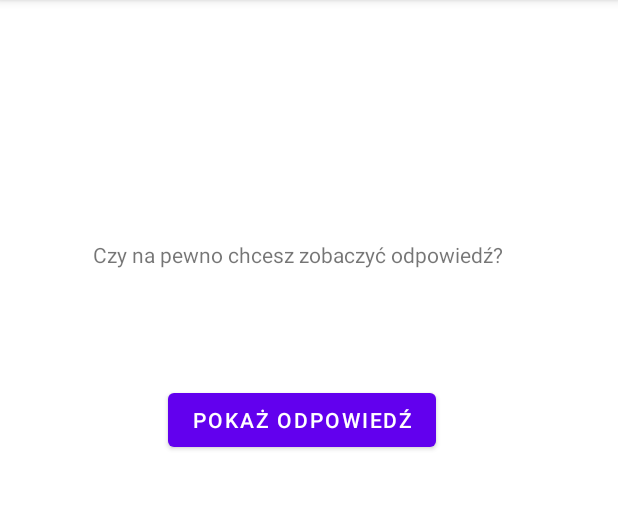
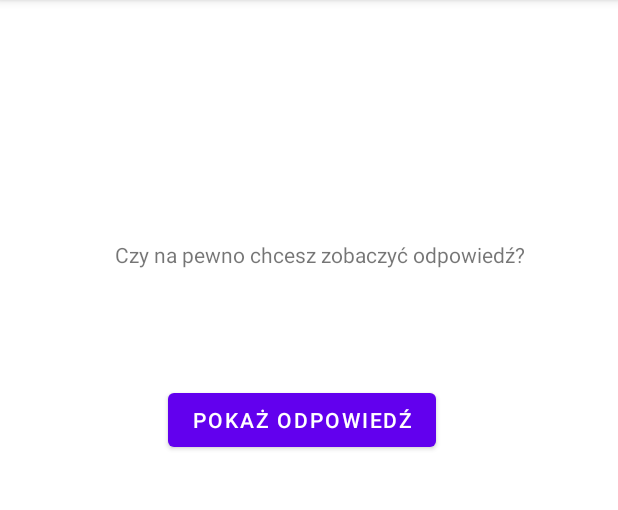
Before and after one commit to Museldray/Systemy_mobilne_zadanie5, an Android app: the PromptActivity screen opened directly, with no data from a screen before it, on a phone screen of 412 x 824 dp, the part 84-594 px from its top. Run offline under Robolectric (Android 15) with nearby library versions, the phone set to English and light mode, and no system bars.

Commit message:
Small fix in prompt view

```diff
--- a/app/src/main/res/layout/activity_prompt.xml
+++ b/app/src/main/res/layout/activity_prompt.xml
@@ -10,7 +10,7 @@
         android:id="@+id/textView"
         android:layout_width="wrap_content"
         android:layout_height="wrap_content"
-        android:layout_marginStart="61dp"
+        android:layout_marginStart="76dp"
         android:layout_marginTop="160dp"
         android:text="Czy na pewno chcesz zobaczyć odpowiedź?"
         android:textAlignment="center"
@@ -29,12 +29,12 @@
 
     <TextView
         android:id="@+id/answerTextView"
-        android:layout_width="249dp"
-        android:layout_height="36dp"
-        android:layout_marginStart="56dp"
-        android:layout_marginTop="196dp"
+        android:layout_width="wrap_content"
+        android:layout_height="wrap_content"
+        android:layout_marginStart="132dp"
+        android:layout_marginTop="192dp"
         android:padding="30dp"
         app:layout_constraintStart_toStartOf="parent"
-        app:layout_constraintTop_toTopOf="parent" />
-    tools:text="Odpowiedź"/>
+        app:layout_constraintTop_toTopOf="parent"
+        tools:text="Odpowiedź" />
 </androidx.constraintlayout.widget.ConstraintLayout>
```
